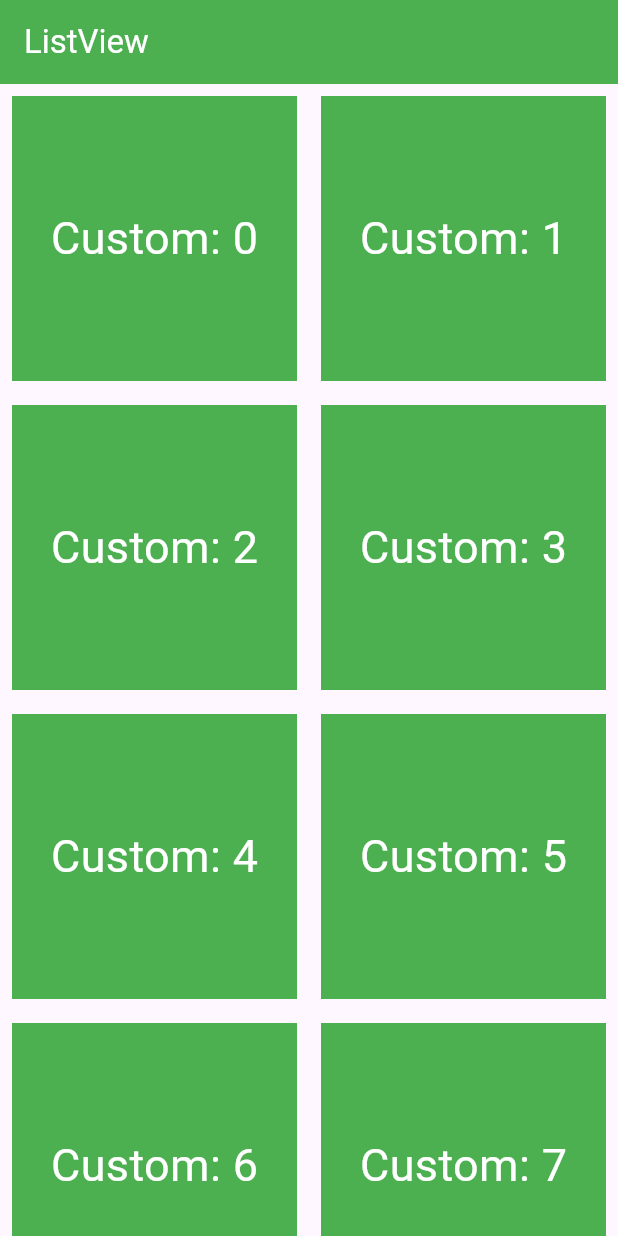
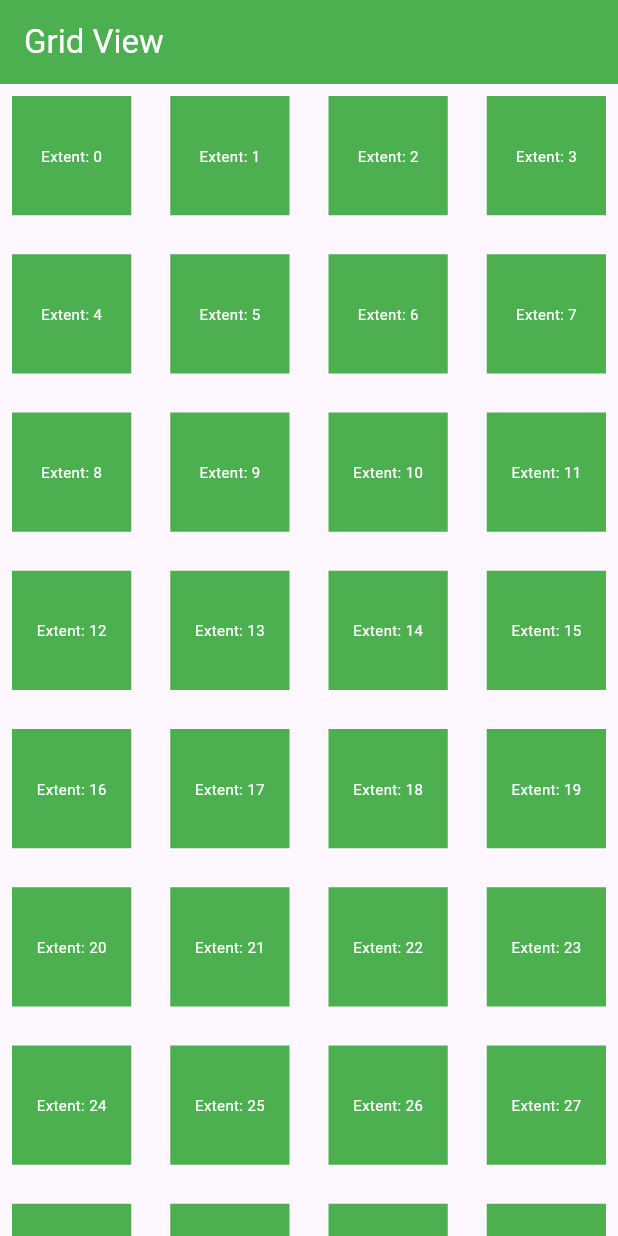
Before and after one commit to dtech-innovation/flutter_ex_10_gridview-, a Flutter app: the screen it shows after launch, on a phone screen of 412 x 824 dp. Run offline on Flutter 3.47's test engine with Material 3 defaults, Android fonts, the light colour scheme and no system bars.

Commit message:
Change to GridView.extent()

```diff
--- a/lib/main.dart
+++ b/lib/main.dart
@@ -5,6 +5,8 @@ void main() {
 }
 
 class MyApp extends StatelessWidget {
+  const MyApp({super.key});
+
   // This widget is the root of your application.
   @override
   Widget build(BuildContext context) {
@@ -18,7 +20,10 @@ class MyApp extends StatelessWidget {
 }
 
 class MyHomePage extends StatefulWidget {
+  const MyHomePage({super.key});
+
   @override
+  // ignore: library_private_types_in_public_api
   _MyHomePageState createState() => _MyHomePageState();
 }
 
@@ -27,29 +32,28 @@ class _MyHomePageState extends State<MyHomePage> {
   Widget build(BuildContext context) {
     return Scaffold(
       appBar: AppBar(
-        title: Text("ListView"),
+        title: Text("Grid View"),
         backgroundColor: Colors.green,
         foregroundColor: Colors.white,
       ),
-      body: GridView.custom(
-        gridDelegate: SliverGridDelegateWithFixedCrossAxisCount(
-          crossAxisCount: 2,
-        ),
-        childrenDelegate: SliverChildBuilderDelegate(
-          (context, index) => Padding(
+      body: GridView.extent(
+        maxCrossAxisExtent: 100,
+        crossAxisSpacing: 10,
+        mainAxisSpacing: 10,
+        children: List.generate(50, (index) {
+          return Padding(
             padding: const EdgeInsets.all(8.0),
             child: Container(
               color: Colors.green,
               child: Center(
                 child: Text(
-                  "Custom: $index",
-                  style: TextStyle(color: Colors.white, fontSize: 30),
+                  "Extent: $index",
+                  style: TextStyle(color: Colors.white, fontSize: 10),
                 ),
               ),
             ),
-          ),
-          childCount: 10,
-        ),
+          );
+        }),
       ),
     );
   }
```
